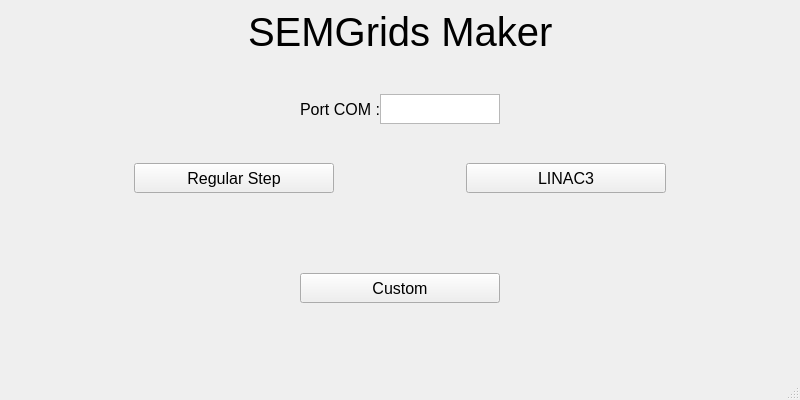
Qt form SemGridsMakerPyQt/view/viewUi/main_windows.ui (guilhemelias/SemGrids-Maker) before a commit.
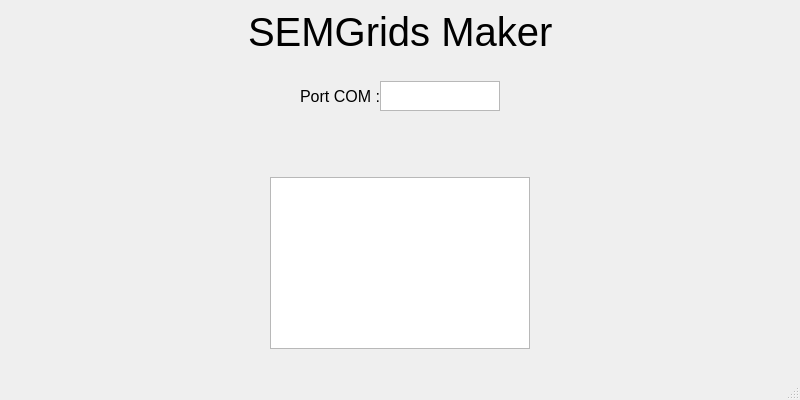
The same form after that commit.

Commit message: [DEV] Adding property list to the custom section, adding SemGridsList to the maker.

```diff
--- a/SemGridsMakerPyQt/view/viewUi/main_windows.ui
+++ b/SemGridsMakerPyQt/view/viewUi/main_windows.ui
@@ -178,86 +178,40 @@
     </item>
     <item>
      <layout class="QGridLayout" name="gridLayout_2">
-      <item row="0" column="0">
-       <layout class="QHBoxLayout" name="horizontalLayout_4">
-        <item>
-         <spacer name="horizontalSpacer_4">
-          <property name="orientation">
-           <enum>Qt::Horizontal</enum>
-          </property>
-          <property name="sizeHint" stdset="0">
-           <size>
-            <width>40</width>
-            <height>20</height>
-           </size>
-          </property>
-         </spacer>
-        </item>
-        <item>
-         <widget class="QPushButton" name="regularStepButton">
-          <property name="minimumSize">
-           <size>
-            <width>200</width>
-            <height>30</height>
-           </size>
-          </property>
-          <property name="font">
-           <font>
-            <pointsize>12</pointsize>
-           </font>
-          </property>
-          <property name="text">
-           <string>Regular Step</string>
-          </property>
-         </widget>
-        </item>
-        <item>
-         <spacer name="horizontalSpacer">
-          <property name="orientation">
-           <enum>Qt::Horizontal</enum>
-          </property>
-          <property name="sizeHint" stdset="0">
-           <size>
-            <width>40</width>
-            <height>20</height>
-           </size>
-          </property>
-         </spacer>
-        </item>
-        <item>
-         <widget class="QPushButton" name="linacButton">
-          <property name="minimumSize">
-           <size>
-            <width>200</width>
-            <height>30</height>
-           </size>
-          </property>
-          <property name="font">
-           <font>
-            <pointsize>12</pointsize>
-           </font>
-          </property>
-          <property name="text">
-           <string>LINAC3</string>
-          </property>
-         </widget>
-        </item>
-        <item>
-         <spacer name="horizontalSpacer_5">
-          <property name="orientation">
-           <enum>Qt::Horizontal</enum>
-          </property>
-          <property name="sizeHint" stdset="0">
-           <size>
-            <width>40</width>
-            <height>20</height>
-           </size>
-          </property>
-         </spacer>
-        </item>
-       </layout>
-      </item>
       <item row="1" column="0">
+       <layout class="QHBoxLayout" name="horizontalLayout_2">
+        <item>
+         <spacer name="horizontalSpacer_10">
+          <property name="orientation">
+           <enum>Qt::Horizontal</enum>
+          </property>
+          <property name="sizeHint" stdset="0">
+           <size>
+            <width>40</width>
+            <height>20</height>
+           </size>
+          </property>
+         </spacer>
+        </item>
+        <item>
+         <widget class="QListWidget" name="listProgramme"/>
+        </item>
+        <item>
+         <spacer name="horizontalSpacer_11">
+          <property name="orientation">
+           <enum>Qt::Horizontal</enum>
+          </property>
+          <property name="sizeHint" stdset="0">
+           <size>
+            <width>40</width>
+            <height>20</height>
+           </size>
+          </property>
+         </spacer>
+        </item>
+       </layout>
+      </item>
+      <item row="0" column="0">
        <spacer name="verticalSpacer_3">
         <property name="orientation">
          <enum>Qt::Vertical</enum>
@@ -273,85 +227,8 @@
         </property>
        </spacer>
       </item>
-      <item row="3" column="0">
-       <layout class="QHBoxLayout" name="horizontalLayout_5">
-        <item>
-         <spacer name="horizontalSpacer_6">
-          <property name="orientation">
-           <enum>Qt::Horizontal</enum>
-          </property>
-          <property name="sizeHint" stdset="0">
-           <size>
-            <width>40</width>
-            <height>20</height>
-           </size>
-          </property>
-         </spacer>
-        </item>
-        <item>
-         <widget class="QPushButton" name="customButton">
-          <property name="minimumSize">
-           <size>
-            <width>200</width>
-            <height>30</height>
-           </size>
-          </property>
-          <property name="font">
-           <font>
-            <pointsize>12</pointsize>
-           </font>
-          </property>
-          <property name="text">
-           <string>Custom</string>
-          </property>
-         </widget>
-        </item>
-        <item>
-         <spacer name="horizontalSpacer_7">
-          <property name="orientation">
-           <enum>Qt::Horizontal</enum>
-          </property>
-          <property name="sizeHint" stdset="0">
-           <size>
-            <width>40</width>
-            <height>20</height>
-           </size>
-          </property>
-         </spacer>
-        </item>
-       </layout>
-      </item>
-      <item row="2" column="0">
-       <spacer name="verticalSpacer_5">
-        <property name="orientation">
-         <enum>Qt::Vertical</enum>
-        </property>
-        <property name="sizeHint" stdset="0">
-         <size>
-          <width>20</width>
-          <height>40</height>
-         </size>
-        </property>
-       </spacer>
-      </item>
      </layout>
     </item>
-    <item>
-     <spacer name="verticalSpacer_6">
-      <property name="orientation">
-       <enum>Qt::Vertical</enum>
-      </property>
-      <property name="sizeType">
-       <enum>QSizePolicy::Maximum</enum>
-      </property>
-      <property name="sizeHint" stdset="0">
-       <size>
-        <width>20</width>
-        <height>40</height>
-       </size>
-      </property>
-     </spacer>
-    </item>
     <item>
      <spacer name="verticalSpacer_2">
       <property name="orientation">
```
The commit also changes 7 other files.
